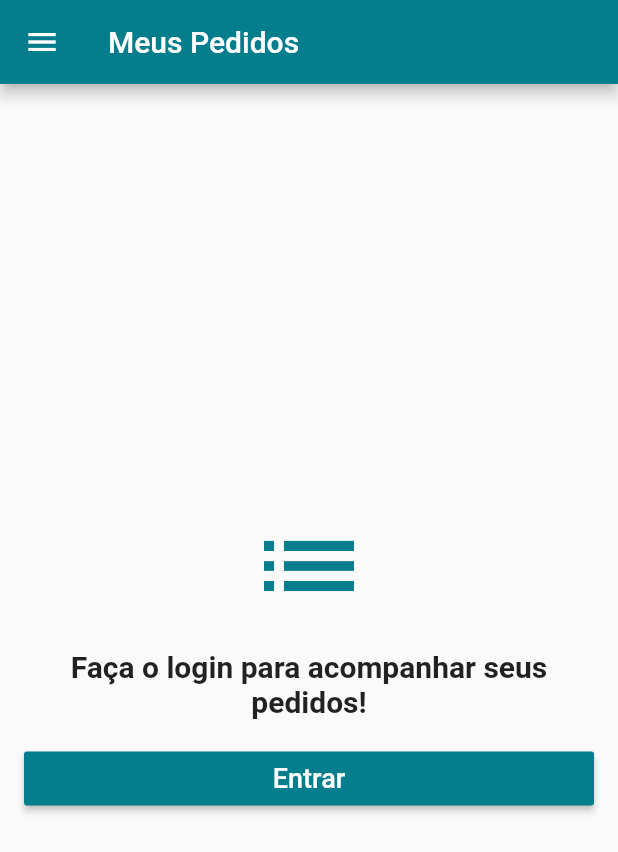
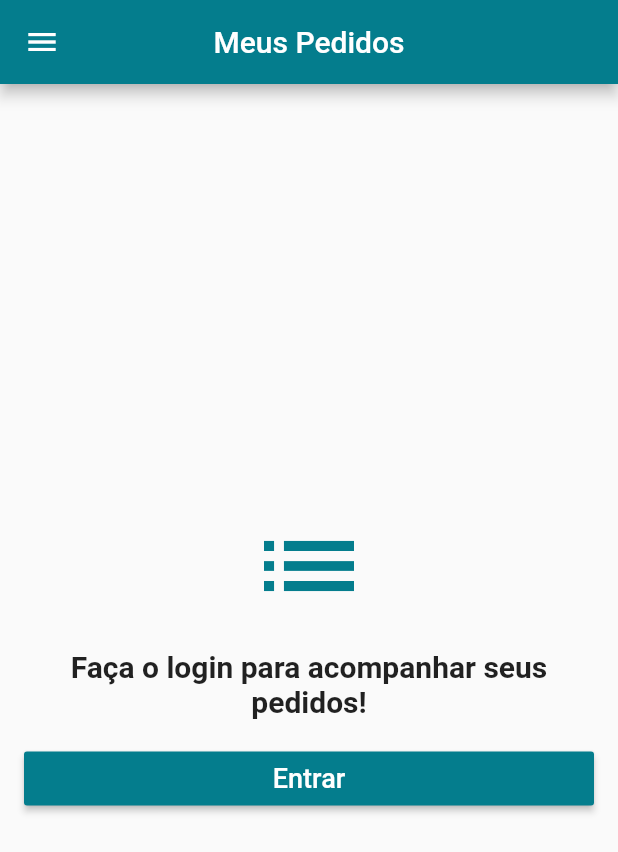
Before and after one commit to leandroprogramador/confectstore, a Flutter app: the screen it shows after launch, swiped to page 4, on a phone screen of 412 x 824 dp. Shown: the top 852 px of the screen. Run offline on Flutter 3.47's test engine with Material 2 defaults, Android fonts, the phone set to English and light mode, and no system bars; our stand-ins replace carousel_pro, cloud_firestore, firebase_auth, transparent_image; accounts and stored records are empty.

Commit message:
- Tela de exibição de lojas

```diff
--- a/lib/ui/screens/home_screen.dart
+++ b/lib/ui/screens/home_screen.dart
@@ -1,4 +1,5 @@
 import 'package:confectstore/ui/tabs/categories_tab.dart';
+import 'package:confectstore/ui/tabs/places_tab.dart';
 import 'package:confectstore/ui/widgets/cart_button.dart';
 import 'package:confectstore/ui/widgets/custom_drawer.dart';
 import 'package:flutter/cupertino.dart';
@@ -32,10 +33,18 @@ class HomeScreen extends StatelessWidget {
           drawer: CustomDrawer(_pageController),
           floatingActionButton: CartButton(),
         ),
-        Container(color: Colors.blueGrey),
+        Scaffold(
+          appBar: AppBar(
+            title: Text("Lojas"),
+            centerTitle: true,
+          ),
+          body: PlacesTab(),
+          drawer: CustomDrawer(_pageController),
+        ),
        Scaffold(
          appBar: AppBar(
-           title: Text("Meus Pedidos", textAlign: TextAlign.center,),
+           title: Text("Meus Pedidos"),
+           centerTitle: true,
          ),
          body: OrdersTab(),
          drawer: CustomDrawer(_pageController),
--- a/lib/ui/tabs/orders_tab.dart
+++ b/lib/ui/tabs/orders_tab.dart
@@ -18,7 +18,7 @@ class OrdersTab extends StatelessWidget {
               );
             } else{
               return ListView(
-                children : snapshot.data.documents.map((doc) => OrderTile(doc.documentID)).toList()
+                children : snapshot.data.documents.map((doc) => OrderTile(doc.documentID)).toList().reversed.toList()
               );
             }
           },
```
Also changed, not shown: lib/ui/tabs/places_tab.dart (added, +25 -0 lines), lib/ui/tiles/place_tile.dart (added, +57 -0 lines).
